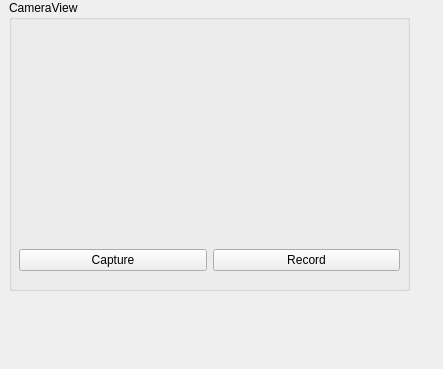
First picture: the form in Detect4U/widget.ui, repository giantX99/DetectU, before the edit.
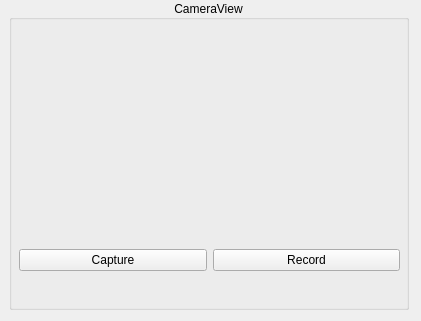
Second picture: the form after the edit. Custom widgets are drawn as their Qt base class.

Patch:
```diff
--- a/Detect4U/widget.ui
+++ b/Detect4U/widget.ui
@@ -6,8 +6,8 @@
    <rect>
     <x>0</x>
     <y>0</y>
-    <width>443</width>
-    <height>369</height>
+    <width>421</width>
+    <height>321</height>
    </rect>
   </property>
   <property name="windowTitle">
@@ -18,13 +18,16 @@
     <rect>
      <x>9</x>
      <y>0</y>
-     <width>401</width>
-     <height>291</height>
+     <width>400</width>
+     <height>310</height>
     </rect>
    </property>
    <property name="title">
     <string>CameraView</string>
    </property>
+   <property name="alignment">
+    <set>Qt::AlignCenter</set>
+   </property>
    <widget class="QWidget" name="layoutWidget">
     <property name="geometry">
      <rect>
```
Left out of the diff: 5 changed lines with no effect on the pictures.
